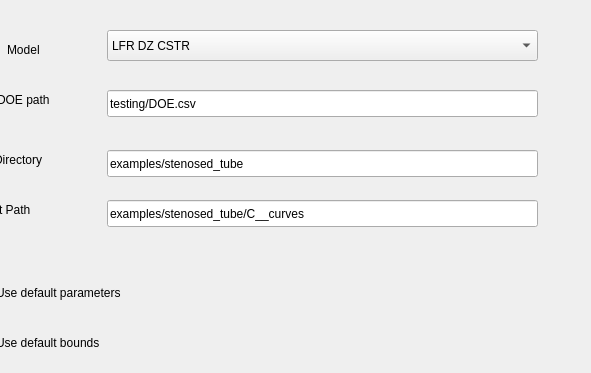
Qt form src/transonic/Windows/ConfigSettings.ui (matmulmiller/TRANSONIC) before a commit; both pictures show x 103 to 694 and y 0 to 373 of the 694 by 610 pixel window.
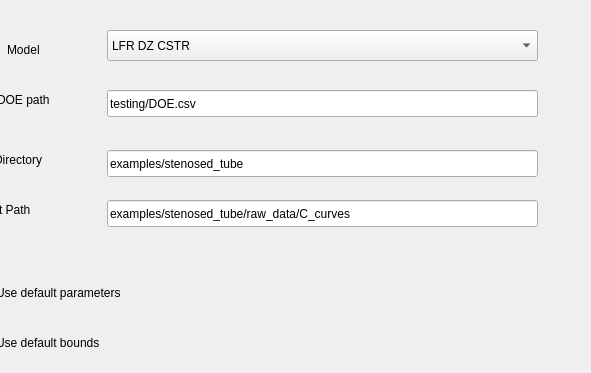
The same form after that commit.

```diff
--- a/src/transonic/Windows/ConfigSettings.ui
+++ b/src/transonic/Windows/ConfigSettings.ui
@@ -142,7 +142,7 @@
     </rect>
    </property>
    <property name="text">
-    <string>examples/stenosed_tube/C__curves</string>
+    <string>examples/stenosed_tube/raw_data/C_curves</string>
    </property>
   </widget>
   <widget class="QLabel" name="label_4">
```
Left out of the diff: 4 changed lines with no effect on the pictures.
